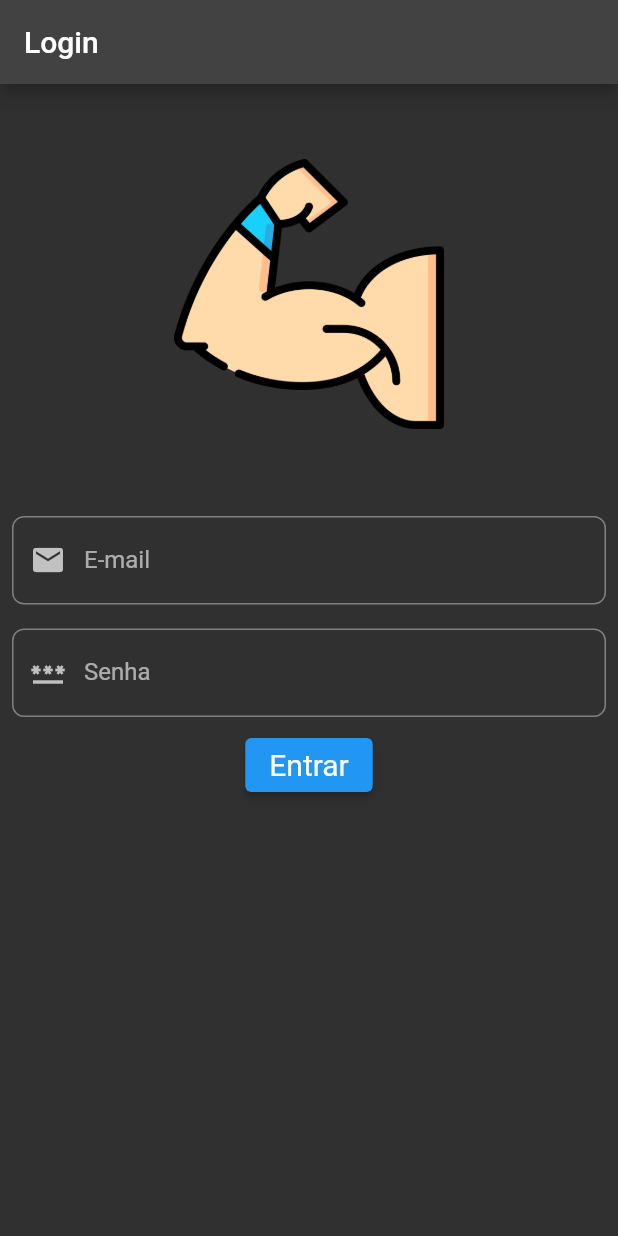
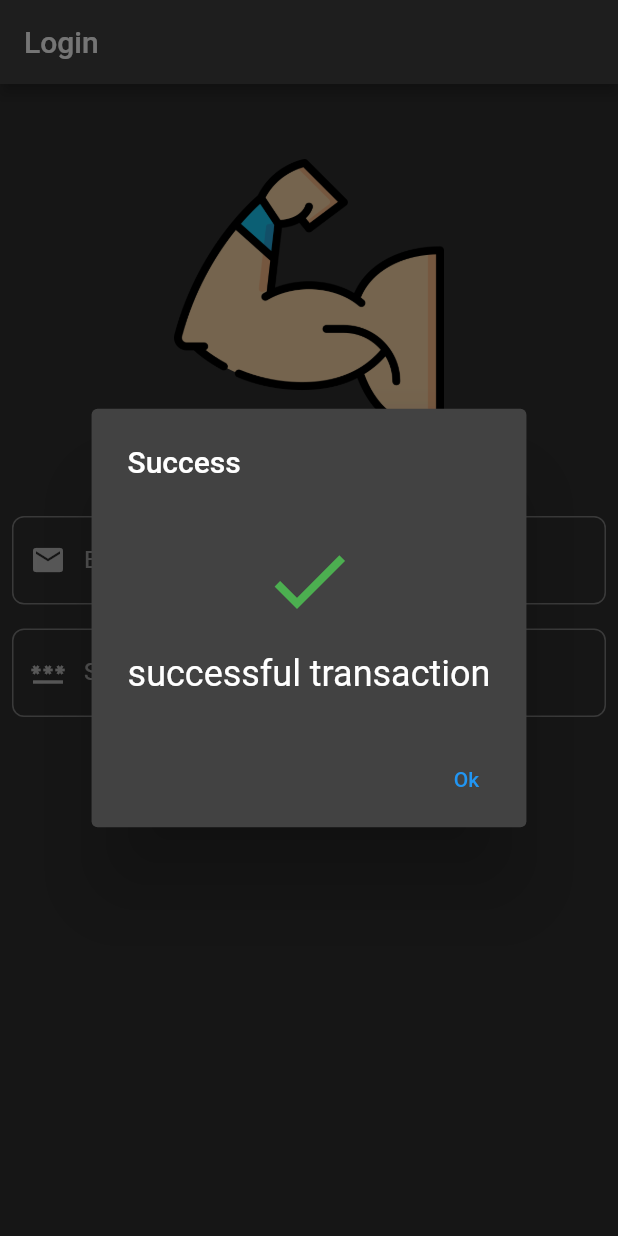
Before and after one commit to ericomonteiro/my-training-app, a Flutter app: the screen it shows after launch, after a tap on "Entrar", on a phone screen of 412 x 824 dp. Run offline on Flutter 3.47's test engine with Material 2 defaults, Android fonts, the phone set to English and light mode, and no system bars.

Commit message:
dialog components

```diff
--- /dev/null
+++ b/lib/components/dialogs/response_dialog.dart
@@ -0,0 +1,82 @@
+
+import 'package:flutter/material.dart';
+
+class ResponseDialog extends StatelessWidget{
+  final String title;
+  final String message;
+  final String buttonText;
+  final IconData icon;
+  final Color colorIcon;
+  const ResponseDialog({
+    Key? key,
+    this.title = "",
+    this.message = "",
+    this.buttonText = "Ok",
+    this.icon = Icons.info,
+    this.colorIcon = Colors.black45
+  }) : super(key: key);
+
+  @override
+  Widget build(BuildContext context) {
+    return AlertDialog(
+        title: Visibility(
+          child: Text(title),
+          visible: title.isNotEmpty,
+        ),
+      content: Column(
+        mainAxisSize: MainAxisSize.min,
+        mainAxisAlignment: MainAxisAlignment.center,
+        crossAxisAlignment: CrossAxisAlignment.center,
+        children: <Widget>[
+          Padding(
+              padding: const EdgeInsets.only(top: 16.0),
+              child: Icon(
+                icon,
+                size: 64,
+                color: colorIcon,
+              ),
+            ),
+          Visibility(
+            child: Padding(
+              padding: const EdgeInsets.only(top: 16.0),
+              child: Text(
+                message,
+                textAlign: TextAlign.center,
+                style: const TextStyle(
+                  fontSize: 24.0,
+                ),
+              ),
+            ),
+            visible: message.isNotEmpty,
+          )
+        ],
+      ),
+      actions: <Widget>[
+        TextButton(onPressed: () => Navigator.pop(context), child: Text(buttonText))
+      ],
+    );
+  }
+}
+
+class SuccessDialog extends StatelessWidget {
+  final String title;
+  final String message;
+  final IconData icon;
+
+  const SuccessDialog(
+      this.message, {
+        Key? key,
+        this.title = 'Success',
+        this.icon = Icons.done,
+      }) : super(key: key);
+
+  @override
+  Widget build(BuildContext context) {
+    return ResponseDialog(
+      title: title,
+      message: message,
+      icon: icon,
+      colorIcon: Colors.green,
+    );
+  }
+}
--- a/lib/controller/security/loginPageController.dart
+++ b/lib/controller/security/loginPageController.dart
@@ -1,25 +1,38 @@
+
 import 'package:flutter/material.dart';
+import 'package:my_training_app/components/dialogs/response_dialog.dart';
 import 'package:my_training_app/service/security_service.dart';
 
 class LoginPageController  {
   final TextEditingController _txtMailController;
   final TextEditingController _txtPasswordController;
   final SecurityService _securityService = SecurityService();
+  final BuildContext context;
 
   String _email = '';
+
   String _password = '';
 
-  LoginPageController(this._txtMailController, this._txtPasswordController);
+  LoginPageController(this.context, this._txtMailController, this._txtPasswordController);
 
   void doLogin() {
     _updateData();
     print(_email);
     print(_password);
-    _securityService.login(_email, _password);
+    // _securityService.login(_email, _password);
+    _showSuccessfulMessage(context);
   }
 
   void _updateData() {
     _email = _txtMailController.text;
     _password = _txtPasswordController.text;
   }
+
+  Future _showSuccessfulMessage(BuildContext context) async {
+      await showDialog(
+          context: context,
+          builder: (contextDialog) {
+            return const SuccessDialog('successful transaction');
+          });
+    }
 }
--- a/lib/screens/security/loginPage.dart
+++ b/lib/screens/security/loginPage.dart
@@ -20,7 +20,7 @@ class _LoginPageState extends State<LoginPage> {
 
   @override
   Widget build(BuildContext context) {
-    final LoginPageController loginPageController = LoginPageController(_txtMailController, _txtPasswordController);
+    final LoginPageController loginPageController = LoginPageController(context, _txtMailController, _txtPasswordController);
 
     return Scaffold(
         appBar: AppBar(
```
